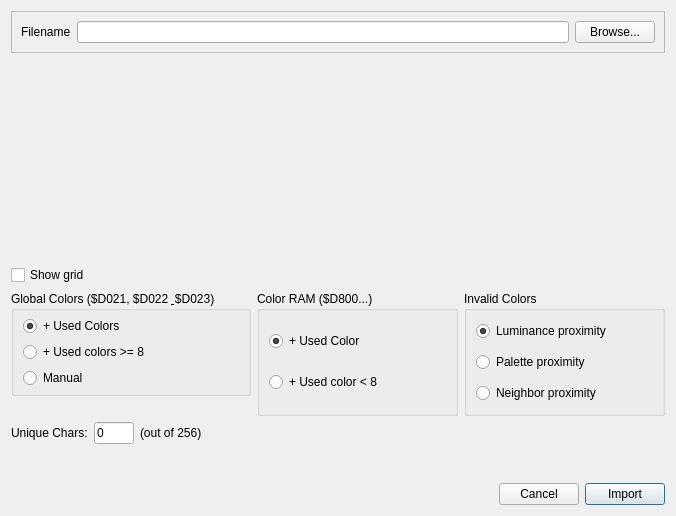
The window that src/importkoaladialog.ui (ricardoquesada/vchar64) describes before a commit, drawn with Qt 5.
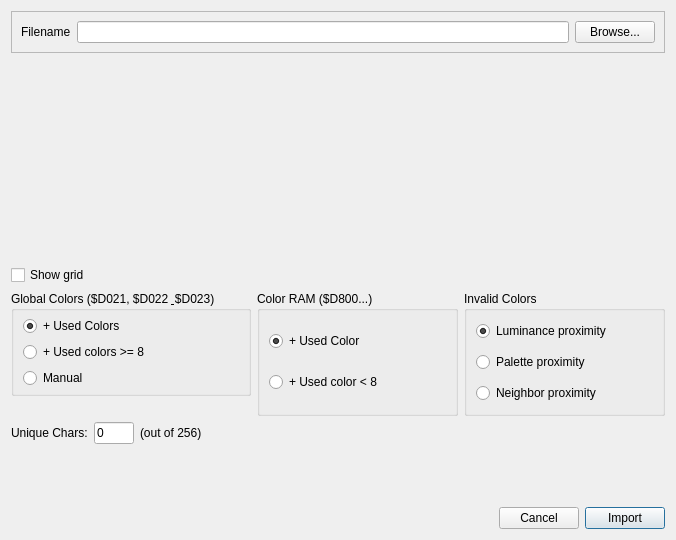
The same window after the commit. Custom widgets are drawn as their Qt base class.

Commit message:
Dialogs: fixed tab order
KoalaImport, VICEImport and Preferences has tab order fixed

```diff
--- a/src/importkoaladialog.ui
+++ b/src/importkoaladialog.ui
@@ -7,7 +7,7 @@
     <x>0</x>
     <y>0</y>
     <width>676</width>
-    <height>516</height>
+    <height>540</height>
    </rect>
   </property>
   <property name="windowTitle">
```
Left out of the diff: 16 changed lines with no effect on the pictures. The commit also changes 2 other files.
